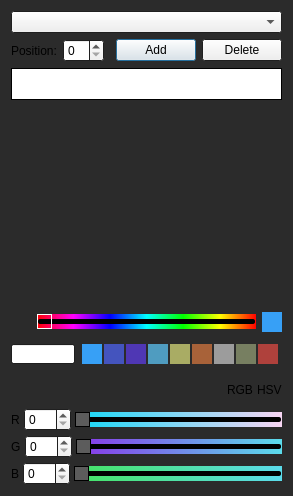
Qt form ui/zenoui/comctrl/dialog/zenoheatmapeditor.ui (zenustech/zeno) before a commit.
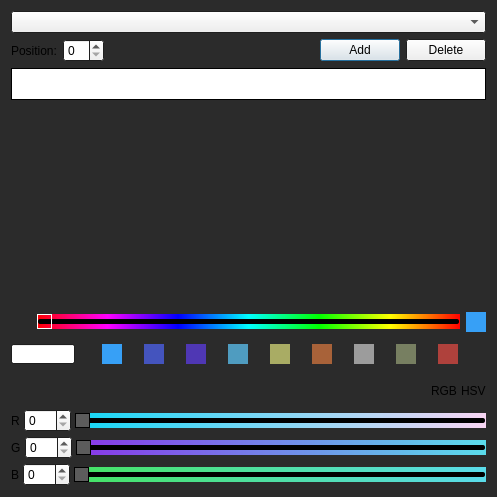
The same form after that commit. Icons and pictures are not drawn. Custom widgets are drawn as their Qt base class.

Commit message: color editor width

```diff
--- a/ui/zenoui/comctrl/dialog/zenoheatmapeditor.ui
+++ b/ui/zenoui/comctrl/dialog/zenoheatmapeditor.ui
@@ -6,8 +6,8 @@
    <rect>
     <x>0</x>
     <y>0</y>
-    <width>293</width>
-    <height>496</height>
+    <width>497</width>
+    <height>497</height>
    </rect>
   </property>
   <property name="palette">
```
